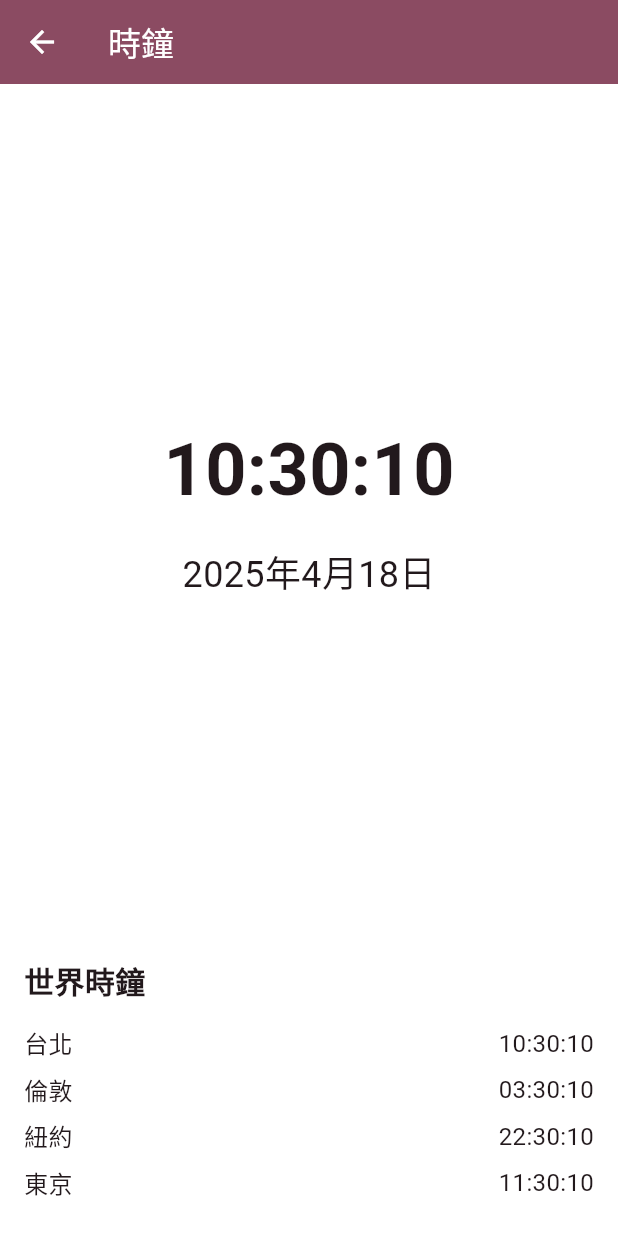
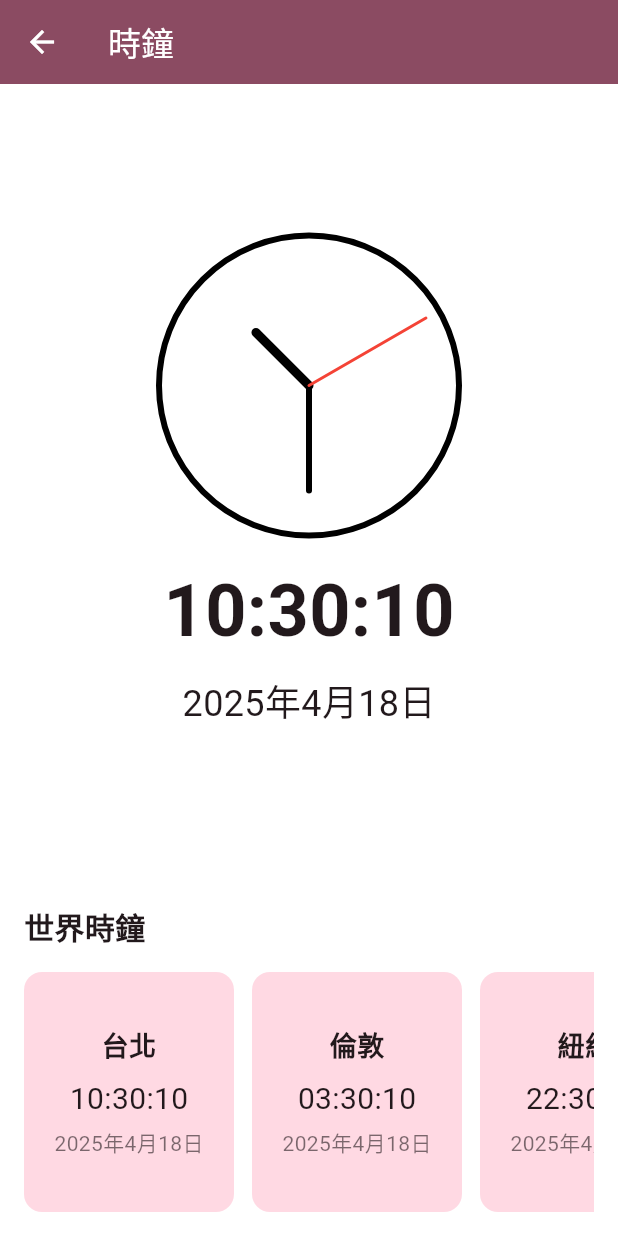
Before and after one commit to renfu-her/ontimenow-app, a Flutter app: the ClockPage screen opened directly, on a phone screen of 412 x 824 dp. Run offline on Flutter 3.47's test engine with Material 3 defaults, Android fonts, the light colour scheme and no system bars; our stand-ins replace audioplayers, shared_preferences; accounts and stored records are empty.

Commit message:
新增時鐘頁面中的自定義時鐘繪製功能，並優化世界時鐘顯示為橫向列表，改善了使用者介面與體驗。

```diff
--- a/lib/pages/clock_page.dart
+++ b/lib/pages/clock_page.dart
@@ -1,5 +1,6 @@
 import 'package:flutter/material.dart';
 import 'dart:async';
+import 'dart:math';
 
 class ClockPage extends StatefulWidget {
   const ClockPage({super.key});
@@ -60,6 +61,14 @@ class _ClockPageState extends State<ClockPage> {
               child: Column(
                 mainAxisAlignment: MainAxisAlignment.center,
                 children: [
+                  SizedBox(
+                    width: 200,
+                    height: 200,
+                    child: CustomPaint(
+                      painter: ClockPainter(_currentTime),
+                    ),
+                  ),
+                  const SizedBox(height: 16),
                   Text(
                     _formatTime(_currentTime),
                     style: const TextStyle(
@@ -67,7 +76,7 @@ class _ClockPageState extends State<ClockPage> {
                       fontWeight: FontWeight.bold,
                     ),
                   ),
-                  const SizedBox(height: 16),
+                  const SizedBox(height: 8),
                   Text(
                     _formatDate(_currentTime),
                     style: const TextStyle(
@@ -91,23 +100,50 @@ class _ClockPageState extends State<ClockPage> {
                   ),
                 ),
                 const SizedBox(height: 16),
-                ...List.generate(
-                  _worldClocks.length,
-                  (index) => Padding(
-                    padding: const EdgeInsets.only(bottom: 8),
-                    child: Row(
-                      mainAxisAlignment: MainAxisAlignment.spaceBetween,
-                      children: [
-                        Text(
-                          _worldClocks[index]['name'],
-                          style: const TextStyle(fontSize: 16),
+                SizedBox(
+                  height: 160,
+                  child: ListView.builder(
+                    scrollDirection: Axis.horizontal,
+                    itemCount: _worldClocks.length,
+                    itemBuilder: (context, index) {
+                      final clock = _worldClocks[index];
+                      final worldTime = _getWorldTime(clock['offset']);
+                      return Container(
+                        width: 140,
+                        margin: const EdgeInsets.only(right: 12),
+                        decoration: BoxDecoration(
+                          color: Theme.of(context).colorScheme.primaryContainer,
+                          borderRadius: BorderRadius.circular(12),
                         ),
-                        Text(
-                          _formatTime(_getWorldTime(_worldClocks[index]['offset'])),
-                          style: const TextStyle(fontSize: 16),
+                        padding: const EdgeInsets.all(12),
+                        child: Column(
+                          mainAxisAlignment: MainAxisAlignment.center,
+                          crossAxisAlignment: CrossAxisAlignment.center,
+                          children: [
+                            Text(
+                              clock['name'],
+                              style: const TextStyle(
+                                fontSize: 18,
+                                fontWeight: FontWeight.bold,
+                              ),
+                            ),
+                            const SizedBox(height: 8),
+                            Text(
+                              _formatTime(worldTime),
+                              style: const TextStyle(fontSize: 20),
+                            ),
+                            const SizedBox(height: 4),
+                            Text(
+                              _formatDate(worldTime),
+                              style: TextStyle(
+                                fontSize: 14,
+                                color: Theme.of(context).colorScheme.onBackground.withOpacity(0.6),
+                              ),
+                            ),
+                          ],
                         ),
-                      ],
-                    ),
+                      );
+                    },
                   ),
                 ),
               ],
@@ -118,3 +154,49 @@ class _ClockPageState extends State<ClockPage> {
     );
   }
 }
+
+class ClockPainter extends CustomPainter {
+  final DateTime datetime;
+  ClockPainter(this.datetime);
+
+  @override
+  void paint(Canvas canvas, Size size) {
+    final center = Offset(size.width / 2, size.height / 2);
+    final radius = min(size.width, size.height) / 2;
+
+    final paintCircle = Paint()
+      ..color = Colors.white
+      ..style = PaintingStyle.fill;
+    canvas.drawCircle(center, radius, paintCircle);
+
+    final paintBorder = Paint()
+      ..color = Colors.black
+      ..strokeWidth = 4
+      ..style = PaintingStyle.stroke;
+    canvas.drawCircle(center, radius, paintBorder);
+
+    final hourAngle = (datetime.hour % 12 + datetime.minute / 60) * 30 * pi / 180;
+    _drawHand(canvas, center, radius * 0.5, hourAngle, 6, Colors.black);
+
+    final minuteAngle = datetime.minute * 6 * pi / 180;
+    _drawHand(canvas, center, radius * 0.7, minuteAngle, 4, Colors.black);
+
+    final secondAngle = datetime.second * 6 * pi / 180;
+    _drawHand(canvas, center, radius * 0.9, secondAngle, 2, Colors.red);
+  }
+
+  void _drawHand(Canvas canvas, Offset center, double length, double angle, double width, Color color) {
+    final handPaint = Paint()
+      ..color = color
+      ..strokeWidth = width
+      ..strokeCap = StrokeCap.round;
+    final offset = Offset(
+      center.dx + length * cos(angle - pi / 2),
+      center.dy + length * sin(angle - pi / 2),
+    );
+    canvas.drawLine(center, offset, handPaint);
+  }
+
+  @override
+  bool shouldRepaint(covariant ClockPainter old) => old.datetime.second != datetime.second;
+}
```
